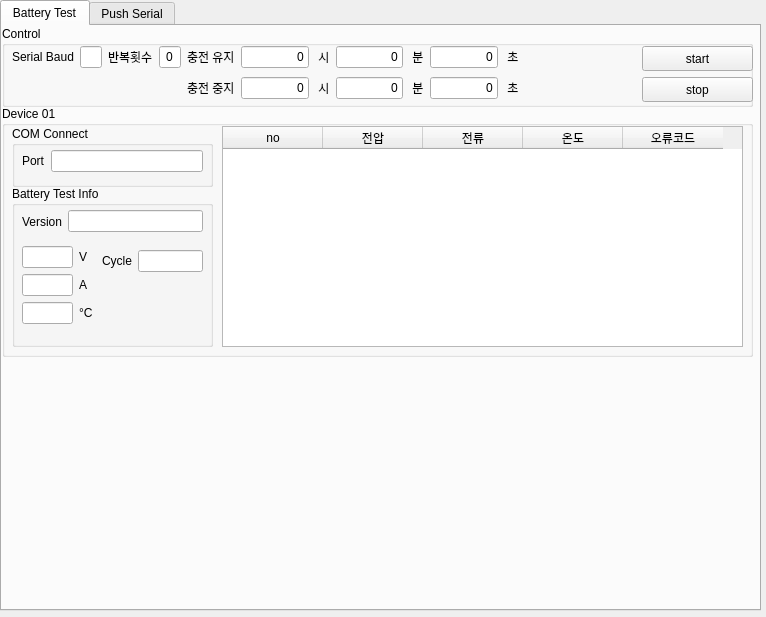
First picture: the form in src/BCT_UI.ui, repository ComMslee/BCT, before the edit.
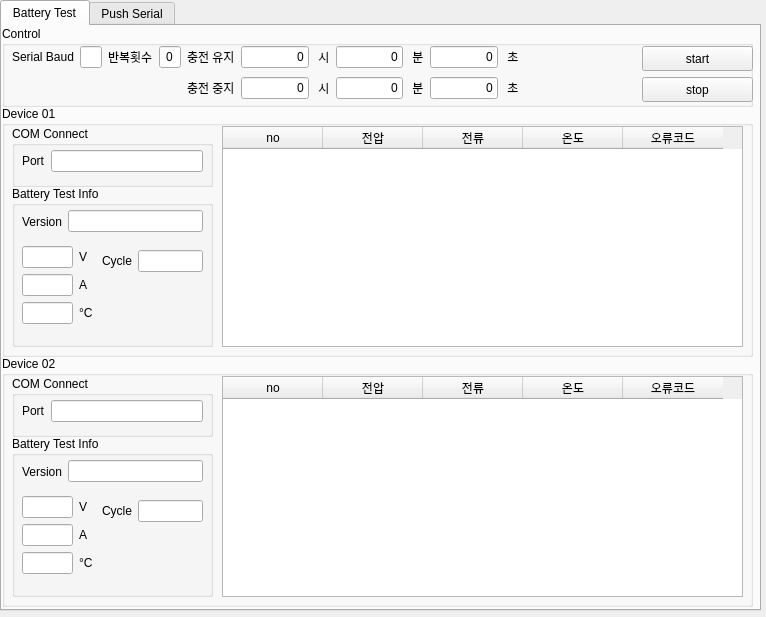
Second picture: the form after the edit.

```diff
--- a/src/BCT_UI.ui
+++ b/src/BCT_UI.ui
@@ -510,6 +510,233 @@
       </layout>
      </widget>
     </widget>
+    <widget class="QGroupBox" name="groupBox_7">
+     <property name="geometry">
+      <rect>
+       <x>0</x>
+       <y>330</y>
+       <width>751</width>
+       <height>251</height>
+      </rect>
+     </property>
+     <property name="title">
+      <string>Device 02</string>
+     </property>
+     <widget class="QGroupBox" name="groupBox_8">
+      <property name="geometry">
+       <rect>
+        <x>10</x>
+        <y>20</y>
+        <width>201</width>
+        <height>61</height>
+       </rect>
+      </property>
+      <property name="title">
+       <string>COM Connect</string>
+      </property>
+      <widget class="QWidget" name="gridLayoutWidget_7">
+       <property name="geometry">
+        <rect>
+         <x>10</x>
+         <y>20</y>
+         <width>181</width>
+         <height>31</height>
+        </rect>
+       </property>
+       <layout class="QGridLayout" name="gridLayout_7">
+        <item row="0" column="1">
+         <widget class="QLineEdit" name="dev_port_2">
+          <property name="alignment">
+           <set>Qt::AlignCenter</set>
+          </property>
+         </widget>
+        </item>
+        <item row="0" column="0">
+         <widget class="QLabel" name="label_3">
+          <property name="text">
+           <string>Port</string>
+          </property>
+         </widget>
+        </item>
+       </layout>
+      </widget>
+     </widget>
+     <widget class="QGroupBox" name="groupBox_9">
+      <property name="geometry">
+       <rect>
+        <x>10</x>
+        <y>80</y>
+        <width>201</width>
+        <height>161</height>
+       </rect>
+      </property>
+      <property name="title">
+       <string>Battery Test Info</string>
+      </property>
+      <widget class="QWidget" name="gridLayoutWidget_8">
+       <property name="geometry">
+        <rect>
+         <x>10</x>
+         <y>60</y>
+         <width>71</width>
+         <height>80</height>
+        </rect>
+       </property>
+       <layout class="QGridLayout" name="gridLayout_8">
+        <item row="1" column="0">
+         <widget class="QLineEdit" name="dev_ampere_2">
+          <property name="alignment">
+           <set>Qt::AlignCenter</set>
+          </property>
+          <property name="readOnly">
+           <bool>true</bool>
+          </property>
+         </widget>
+        </item>
+        <item row="2" column="1">
+         <widget class="QLabel" name="label_9">
+          <property name="text">
+           <string>°C</string>
+          </property>
+         </widget>
+        </item>
+        <item row="1" column="1">
+         <widget class="QLabel" name="label_10">
+          <property name="text">
+           <string>A</string>
+          </property>
+         </widget>
+        </item>
+        <item row="0" column="0">
+         <widget class="QLineEdit" name="dev_volt_2">
+          <property name="alignment">
+           <set>Qt::AlignCenter</set>
+          </property>
+          <property name="readOnly">
+           <bool>true</bool>
+          </property>
+         </widget>
+        </item>
+        <item row="0" column="1">
+         <widget class="QLabel" name="label_11">
+          <property name="sizePolicy">
+           <sizepolicy hsizetype="Fixed" vsizetype="Preferred">
+            <horstretch>0</horstretch>
+            <verstretch>0</verstretch>
+           </sizepolicy>
+          </property>
+          <property name="text">
+           <string>V</string>
+          </property>
+         </widget>
+        </item>
+        <item row="2" column="0">
+         <widget class="QLineEdit" name="dev_temperature_2">
+          <property name="alignment">
+           <set>Qt::AlignCenter</set>
+          </property>
+          <property name="readOnly">
+           <bool>true</bool>
+          </property>
+         </widget>
+        </item>
+       </layout>
+      </widget>
+      <widget class="QWidget" name="horizontalLayoutWidget_2">
+       <property name="geometry">
+        <rect>
+         <x>10</x>
+         <y>20</y>
+         <width>181</width>
+         <height>31</height>
+        </rect>
+       </property>
+       <layout class="QHBoxLayout" name="horizontalLayout_2">
+        <item>
+         <widget class="QLabel" name="label_21">
+          <property name="text">
+           <string>Version</string>
+          </property>
+         </widget>
+        </item>
+        <item>
+         <widget class="QLineEdit" name="dev_version_2">
+          <property name="alignment">
+           <set>Qt::AlignCenter</set>
+          </property>
+          <property name="readOnly">
+           <bool>true</bool>
+          </property>
+         </widget>
+        </item>
+       </layout>
+      </widget>
+      <widget class="QWidget" name="gridLayoutWidget_9">
+       <property name="geometry">
+        <rect>
+         <x>90</x>
+         <y>60</y>
+         <width>101</width>
+         <height>31</height>
+        </rect>
+       </property>
+       <layout class="QGridLayout" name="gridLayout_9">
+        <item row="0" column="1">
+         <widget class="QLineEdit" name="dev_cycle_2">
+          <property name="alignment">
+           <set>Qt::AlignCenter</set>
+          </property>
+          <property name="readOnly">
+           <bool>true</bool>
+          </property>
+         </widget>
+        </item>
+        <item row="0" column="0">
+         <widget class="QLabel" name="label_22">
+          <property name="text">
+           <string>Cycle</string>
+          </property>
+         </widget>
+        </item>
+       </layout>
+      </widget>
+     </widget>
+     <widget class="QTableWidget" name="dev_table_2">
+      <property name="geometry">
+       <rect>
+        <x>220</x>
+        <y>20</y>
+        <width>521</width>
+        <height>221</height>
+       </rect>
+      </property>
+      <column>
+       <property name="text">
+        <string>no</string>
+       </property>
+      </column>
+      <column>
+       <property name="text">
+        <string>전압</string>
+       </property>
+      </column>
+      <column>
+       <property name="text">
+        <string>전류</string>
+       </property>
+      </column>
+      <column>
+       <property name="text">
+        <string>온도</string>
+       </property>
+      </column>
+      <column>
+       <property name="text">
+        <string>오류코드</string>
+       </property>
+      </column>
+     </widget>
+    </widget>
    </widget>
    <widget class="QWidget" name="tbSerial">
     <attribute name="title">
```
Left out of the diff: 14 changed lines with no effect on the pictures.
